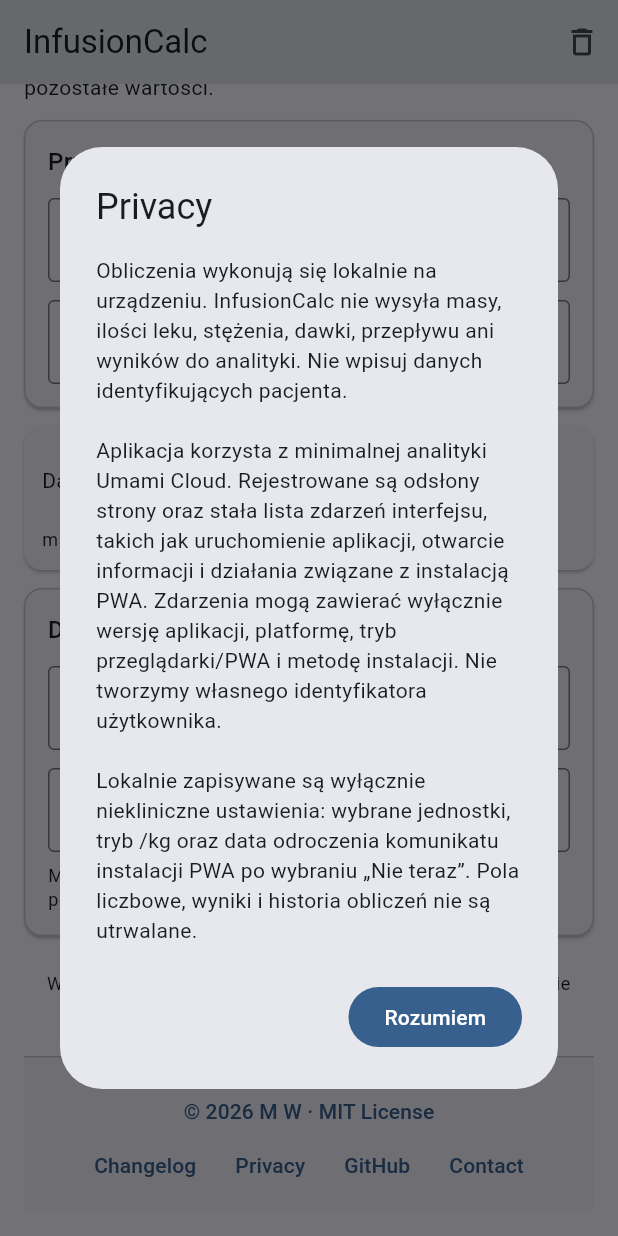
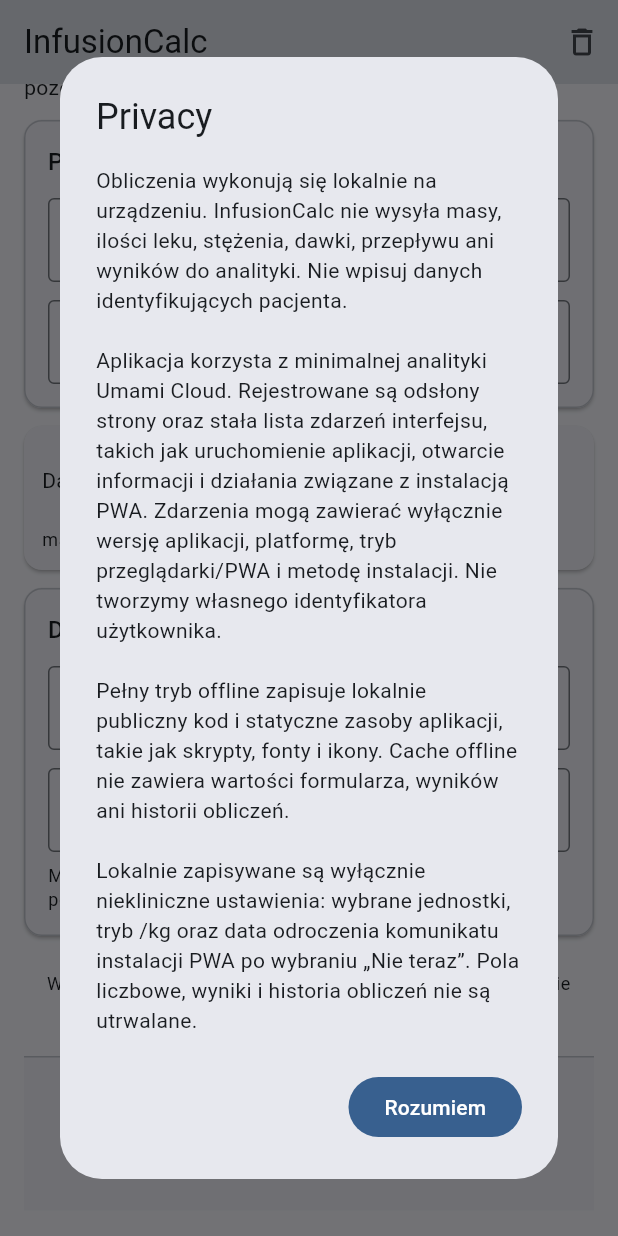
Before and after one commit to 8s4nfddmv9-lab/kalkulator-lekow, a Flutter app: the screen it shows after launch, scrolled down 1152 dp, after a tap on "Privacy", on a phone screen of 412 x 824 dp. Run offline on Flutter 3.47's test engine with Material 3 defaults, Android fonts, the phone set to English and light mode, and no system bars; our stand-ins replace shared_preferences; missing offline and left inert: dart:js_interop.

Commit message:
privacy: explain the code-only offline cache in the app

```diff
--- a/lib/presentation/common/app_footer.dart
+++ b/lib/presentation/common/app_footer.dart
@@ -173,6 +173,10 @@ class AppFooter extends StatelessWidget {
             'mogą zawierać wyłącznie wersję aplikacji, platformę, tryb '
             'przeglądarki/PWA i metodę instalacji. Nie tworzymy własnego '
             'identyfikatora użytkownika.\n\n'
+            'Pełny tryb offline zapisuje lokalnie publiczny kod i statyczne '
+            'zasoby aplikacji, takie jak skrypty, fonty i ikony. Cache offline '
+            'nie zawiera wartości formularza, wyników ani historii '
+            'obliczeń.\n\n'
             'Lokalnie zapisywane są wyłącznie niekliniczne ustawienia: '
             'wybrane jednostki, tryb /kg oraz data odroczenia komunikatu '
             'instalacji PWA po wybraniu „Nie teraz”. Pola liczbowe, wyniki '
```
